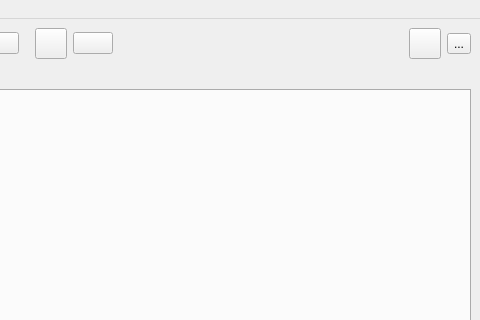
The window that galacteek/ui/galacteek.ui (pinnaculum/galacteek) describes before a commit, drawn with Qt 5; both pictures show x 136 to 616 and y 0 to 320 of the 616 by 435 pixel window.
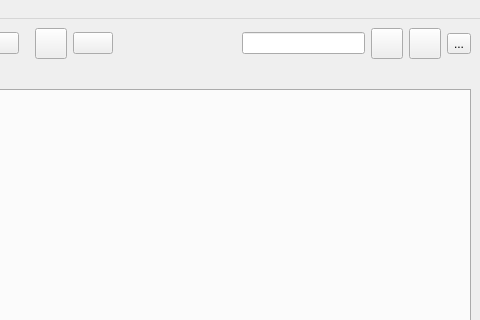
The same window after the commit. Icons and pictures are not drawn.

Commit message: A few bug fixes. Add ipfs search support (through ipfs-search.com).

```diff
--- a/galacteek/ui/galacteek.ui
+++ b/galacteek/ui/galacteek.ui
@@ -181,6 +181,36 @@
           </property>
          </spacer>
         </item>
+        <item>
+         <widget class="QLineEdit" name="ipfsSearch">
+          <property name="maximumSize">
+           <size>
+            <width>230</width>
+            <height>16777215</height>
+           </size>
+          </property>
+         </widget>
+        </item>
+        <item>
+         <widget class="QToolButton" name="ipfsSearchButton">
+          <property name="toolTip">
+           <string>&lt;html&gt;&lt;head/&gt;&lt;body&gt;&lt;p&gt;Search IPFS&lt;/p&gt;&lt;/body&gt;&lt;/html&gt;</string>
+          </property>
+          <property name="text">
+           <string/>
+          </property>
+          <property name="icon">
+           <iconset resource="galacteek.qrc">
+            <normaloff>:/share/icons/ipfs-search.png</normaloff>:/share/icons/ipfs-search.png</iconset>
+          </property>
+          <property name="iconSize">
+           <size>
+            <width>24</width>
+            <height>24</height>
+           </size>
+          </property>
+         </widget>
+        </item>
         <item>
          <widget class="QToolButton" name="clipboardMultiLoader">
           <property name="text">
```
The commit also changes 16 other files.
